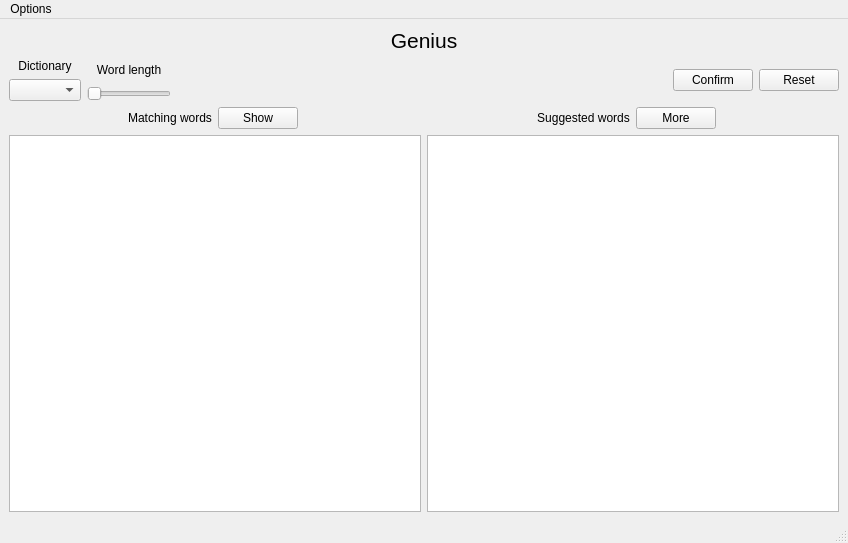
B1rtek/Genius, file ui/genius.ui: the form before one commit.
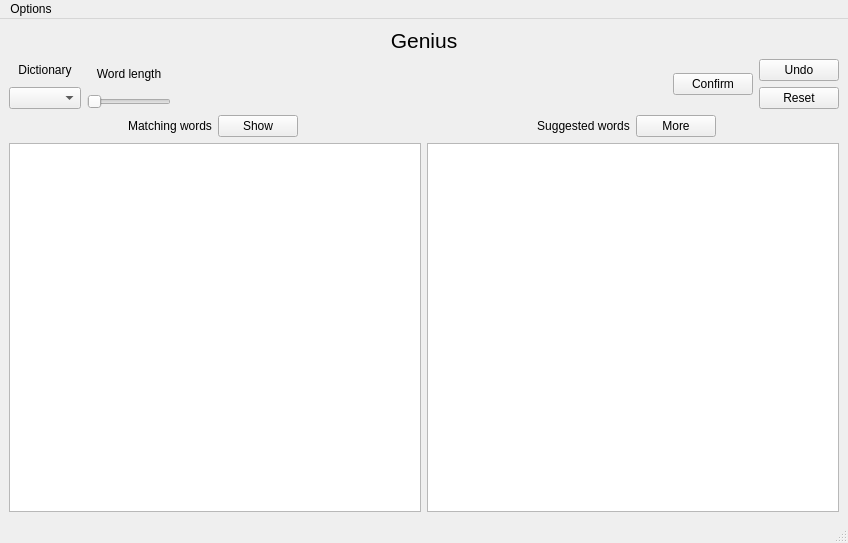
The form after the commit. Icons and pictures are not drawn.

Commit message: Added an undo button, you can undo the whole game

What changed in the file:
```diff
--- a/ui/genius.ui
+++ b/ui/genius.ui
@@ -128,6 +128,15 @@
          </widget>
         </item>
         <item>
+         <layout class="QVBoxLayout" name="verticalLayout_6">
+          <item>
+           <widget class="QPushButton" name="buttonUndo">
+            <property name="text">
+             <string>Undo</string>
+            </property>
+           </widget>
+          </item>
+          <item>
          <widget class="QPushButton" name="buttonReset">
           <property name="text">
            <string>Reset</string>
@@ -138,6 +147,8 @@
       </item>
      </layout>
     </item>
+     </layout>
+    </item>
     <item>
      <layout class="QHBoxLayout" name="horizontalLayout_5">
       <item>
@@ -239,7 +250,8 @@
   </action>
   <action name="actionSettings">
    <property name="icon">
-    <iconset theme="settings"/>
+    <iconset theme="settings">
+     <normaloff>.</normaloff>.</iconset>
    </property>
    <property name="text">
     <string>Settings</string>
```
Lines whose indentation alone changed are shown as unchanged. The commit also changes 9 other files.
